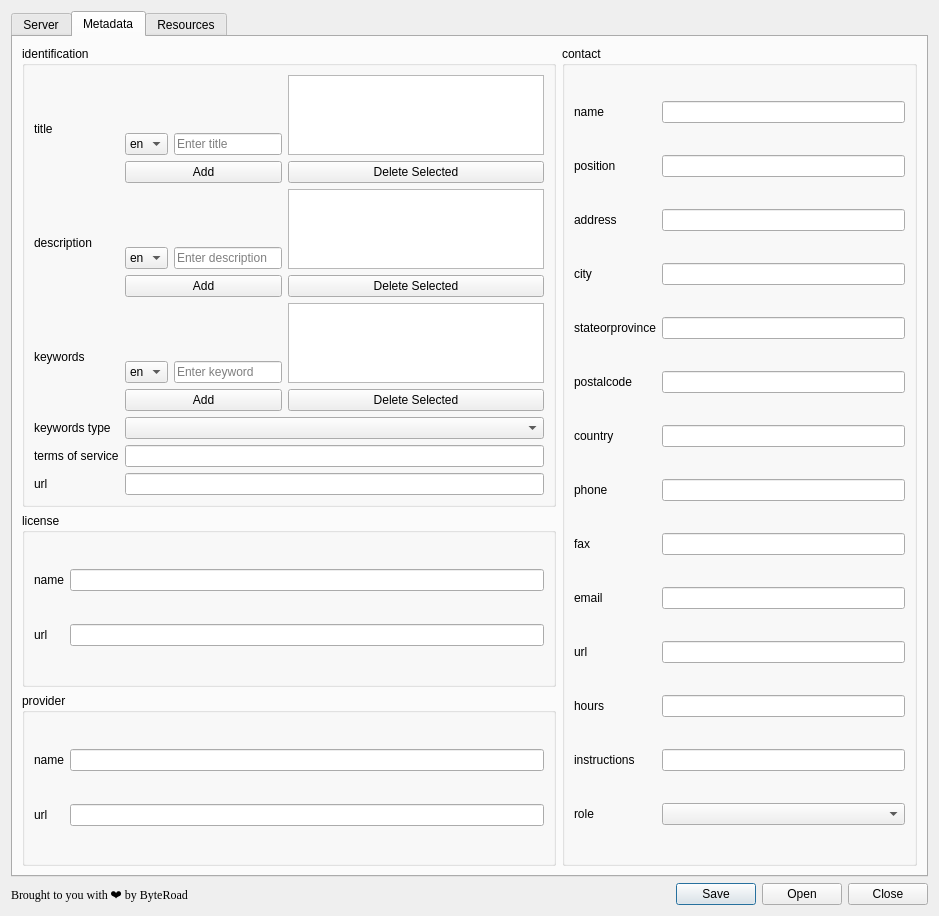
Before: the Qt Designer form pygeoapi_config_dialog_base.ui in byteroad/pygeoapi_config, drawn with Qt 5.
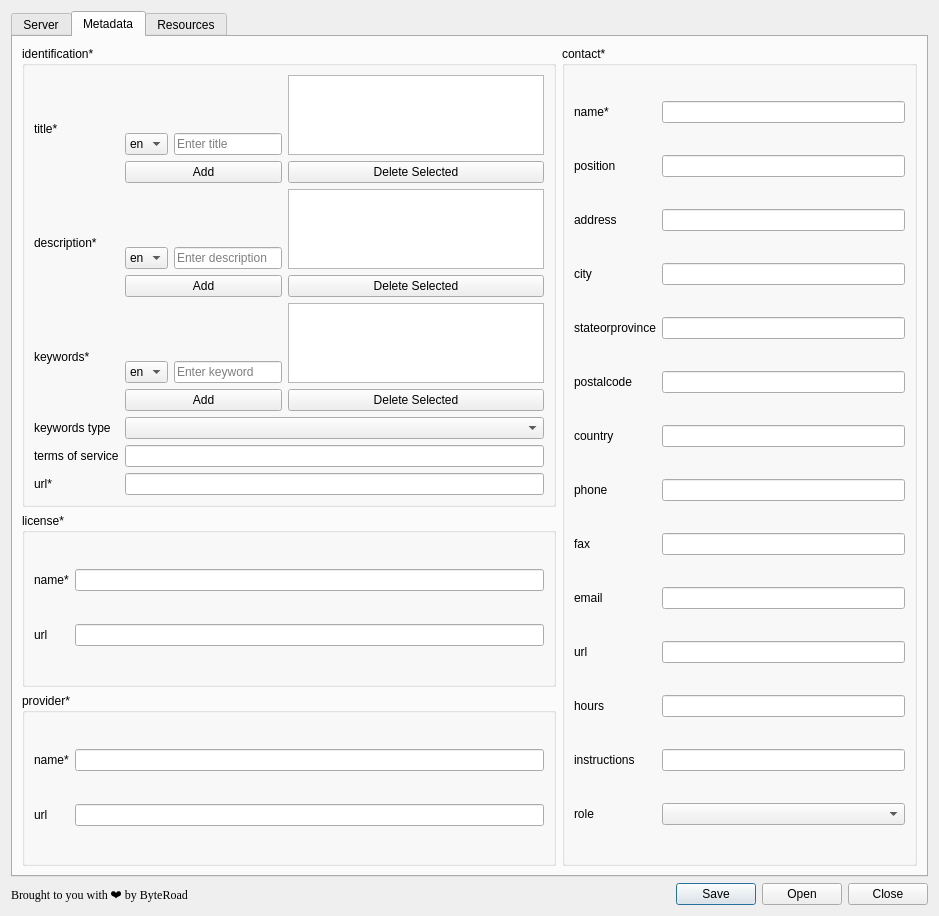
After: the same form once the commit is applied. The open tabs and pages were chosen to show the change. Icons and pictures are not drawn.

Commit message: star mandatory fields

Patch:
```diff
--- a/pygeoapi_config_dialog_base.ui
+++ b/pygeoapi_config_dialog_base.ui
@@ -817,14 +817,14 @@
        <item row="0" column="0" rowspan="2">
         <widget class="QGroupBox" name="groupBoxBind">
          <property name="title">
-          <string>identification</string>
+          <string>identification*</string>
          </property>
          <layout class="QGridLayout" name="gridLayout">
 
           <item row="0" column="0">
            <widget class="QLabel">
             <property name="text">
-             <string>title</string>
+             <string>title*</string>
             </property>
            </widget>
           </item>
@@ -927,7 +927,7 @@
           <item row="1" column="0">
            <widget class="QLabel">
             <property name="text">
-             <string>description</string>
+             <string>description*</string>
             </property>
            </widget>
           </item>
@@ -1029,7 +1029,7 @@
           <item row="2" column="0">
            <widget class="QLabel">
             <property name="text">
-             <string>keywords</string>
+             <string>keywords*</string>
             </property>
            </widget>
           </item>
@@ -1155,7 +1155,7 @@
           <item row="5" column="0">
            <widget class="QLabel">
             <property name="text">
-             <string>url</string>
+             <string>url*</string>
             </property>
            </widget>
           </item>
@@ -1173,14 +1173,14 @@
        <item row="2" column="0" rowspan="1">
           <widget class="QGroupBox" name="groupBoxBind">
           <property name="title">
-            <string>license</string>
+            <string>license*</string>
           </property>
           <layout class="QGridLayout" name="gridLayout">
 
             <item row="0" column="0">
             <widget class="QLabel">
               <property name="text">
-              <string>name</string>
+              <string>name*</string>
               </property>
             </widget>
             </item>
@@ -1210,14 +1210,14 @@
        <item row="3" column="0" rowspan="1">
           <widget class="QGroupBox" name="groupBoxBind">
           <property name="title">
-            <string>provider</string>
+            <string>provider*</string>
           </property>
           <layout class="QGridLayout" name="gridLayout">
 
             <item row="0" column="0">
             <widget class="QLabel">
               <property name="text">
-              <string>name</string>
+              <string>name*</string>
               </property>
             </widget>
             </item>
@@ -1247,14 +1247,14 @@
        <item row="0" column="1" rowspan="4">
           <widget class="QGroupBox" name="groupBoxBind">
           <property name="title">
-            <string>contact</string>
+            <string>contact*</string>
           </property>
           <layout class="QGridLayout" name="gridLayout">
 
             <item row="0" column="0">
             <widget class="QLabel">
               <property name="text">
-              <string>name</string>
+              <string>name*</string>
               </property>
             </widget>
             </item>
```
Left out of the diff: 50 changed lines with no effect on the pictures.
